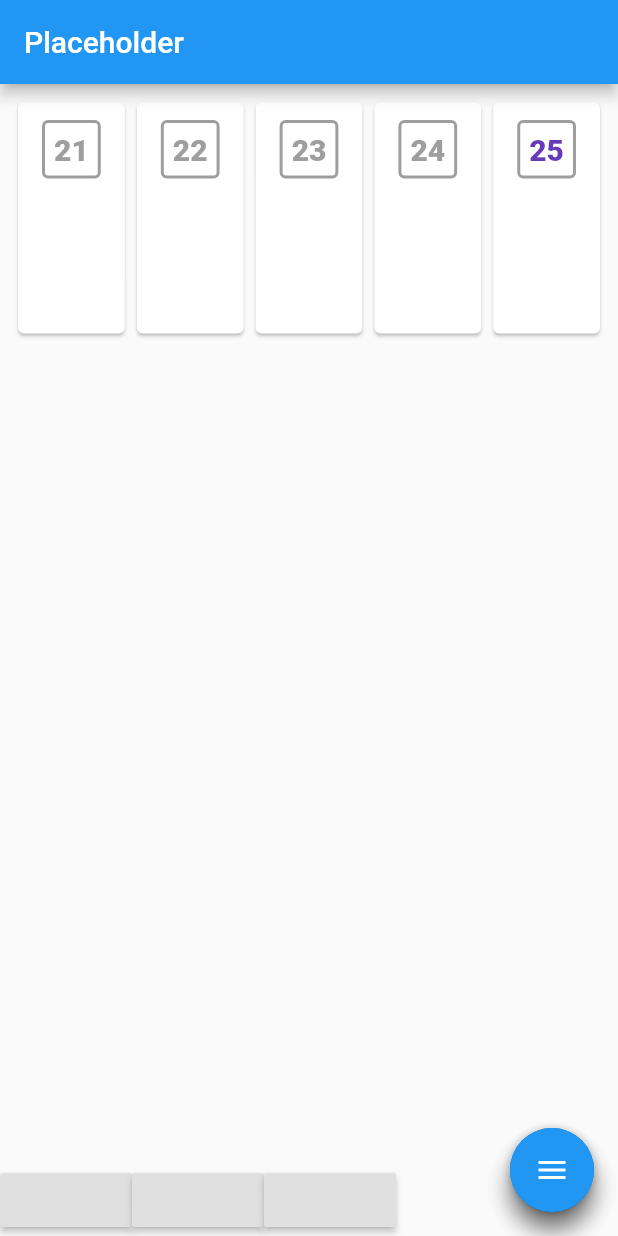
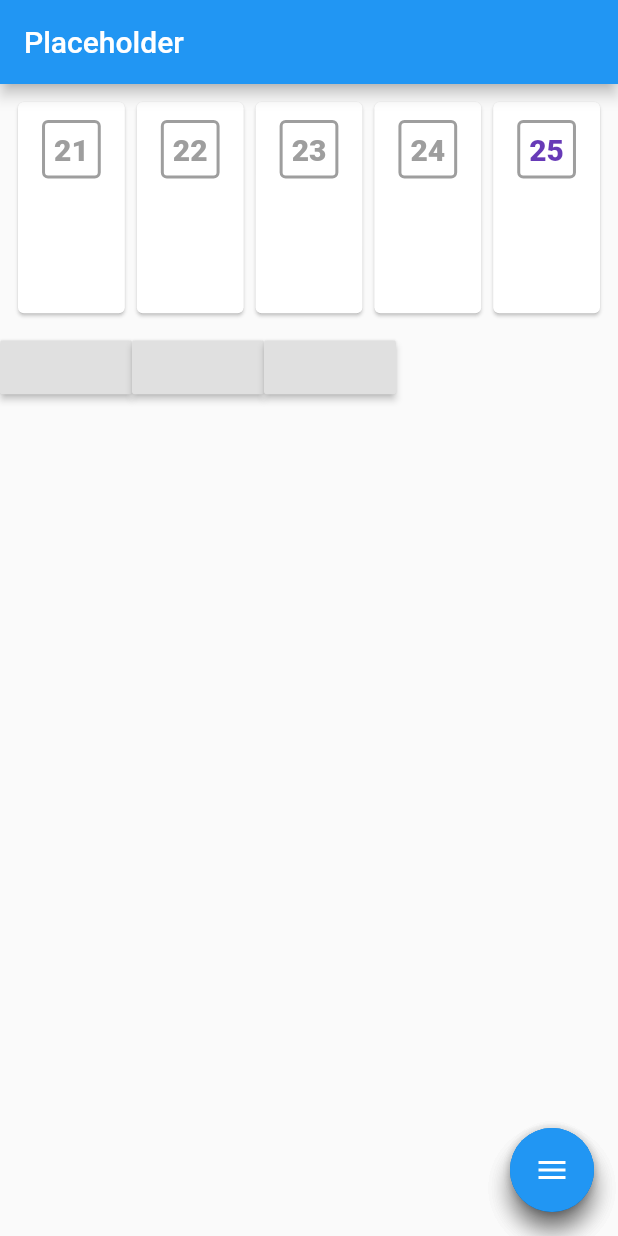
Before and after one commit to rmeno12/habit-tracker, a Flutter app: the screen it shows after launch, on a phone screen of 412 x 824 dp. Run offline on Flutter 3.47's test engine with Material 2 defaults, Android fonts, the phone set to English and light mode, and no system bars; our stand-ins replace sqflite; accounts and stored records are empty.

Commit message:
Make WeekPageView only use 1/5 of the screen space

```diff
--- a/lib/pages/home.dart
+++ b/lib/pages/home.dart
@@ -18,10 +18,11 @@ class _HomePageState extends State<HomePage> {
         title: Text('Placeholder'),
       ),
       body: Container(
-        child: Column(
-          mainAxisAlignment: MainAxisAlignment.start,
+        child: ListView(
           children: <Widget>[
-            Expanded(child: WeekViewPager()),
+            SizedBox(
+                height: MediaQuery.of(context).size.height / 5,
+                child: WeekViewPager()),
             DatabaseTester(),
           ],
         ),
```
